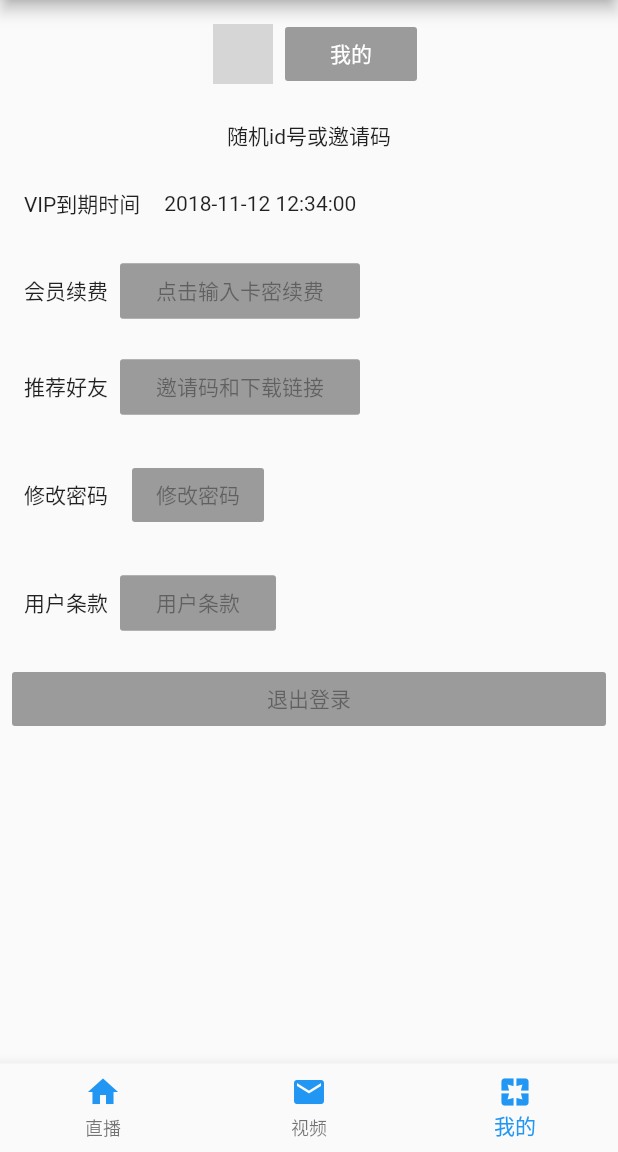
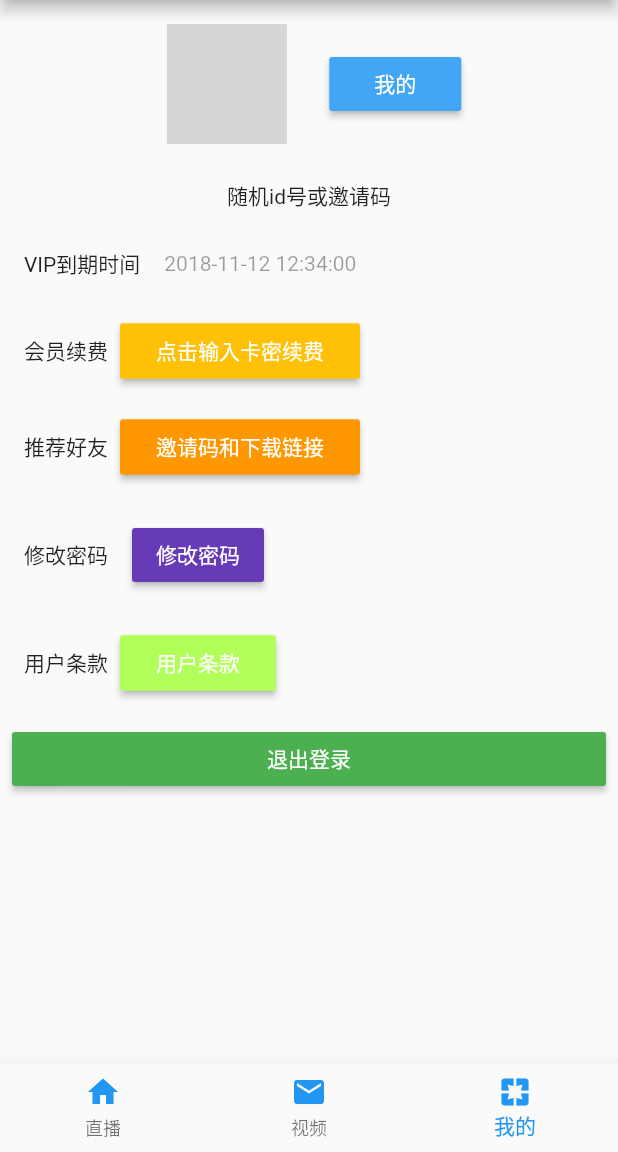
Before and after one commit to Darcula666/flutter_drawer, a Flutter app: the screen it shows after launch, item 3 of the bottom bar chosen, on a phone screen of 412 x 824 dp, the part 84-1236 px from its top. Run offline on Flutter 3.47's test engine with Material 2 defaults, Android fonts, the phone set to English and light mode, and no system bars; our stand-ins replace fluttertoast; missing offline and left inert: flutter_simple_video_player; network calls fail; grey boxes are pictures that could not be loaded.

Commit message:
修改页面效果

```diff
--- a/lib/AlarmsScreen.dart
+++ b/lib/AlarmsScreen.dart
@@ -2,6 +2,7 @@ import 'dart:convert';
 import 'package:http/http.dart' as http;
 import 'package:flutter/material.dart';
 import 'package:flutter/cupertino.dart';
+import 'package:flutter_drawer/EditPasswordScreen.dart';
 
 class AlarmsScreen extends StatefulWidget {
   @override
@@ -25,15 +26,25 @@ class AlarmsScreenState extends State<AlarmsScreen> {
               Padding(
                 padding: const EdgeInsets.all(8.0),
                 child: CircleAvatar(
+                    minRadius: 20.0,
+                    maxRadius: 40.0,
                     backgroundColor: Colors.white10,
                     backgroundImage: NetworkImage(
                         "http://f005.bai.com/data/uploads/2017/0228/15/823ad05883744ecbdc83b2a88ddf1e7c_middle.jpeg")),
               ),
-              new RaisedButton(
-                color: Colors.blue[400],
-                splashColor: Colors.deepOrangeAccent,
-                child:
-                    new Text("我的", style: new TextStyle(color: Colors.white)),
+              Padding(
+                padding: const EdgeInsets.fromLTRB(20.0,8.0,1.0,8.0),
+                child: new RaisedButton(
+                  onPressed: (){
+                    print("我的");
+                  },
+                  color: Colors.blue[400],
+                  splashColor: Colors.blue[700],
+                  child:
+                      new Text(
+                          "我的",
+                          style: new TextStyle(color: Colors.white)),
+                ),
               ),
             ],
           ),
@@ -57,7 +68,12 @@ class AlarmsScreenState extends State<AlarmsScreen> {
               ),
               Padding(
                 padding: const EdgeInsets.all(8.0),
-                child: Text('2018-11-12 12:34:00'),
+                child: Text(
+                    '2018-11-12 12:34:00',
+                 style: new TextStyle(
+                   color: Colors.black38
+                 ),
+                ),
               )
             ],
           ),
@@ -71,10 +87,13 @@ class AlarmsScreenState extends State<AlarmsScreen> {
                 child: Text('会员续费'),
               ),
               new RaisedButton(
-                onPressed: null,
+                onPressed: (){
+                  print('会员续费');
+                },
+                color: Colors.amber,
                 child: Padding(
                   padding: const EdgeInsets.all(8.0),
-                  child: Text('点击输入卡密续费'),
+                  child: Text('点击输入卡密续费',style: new TextStyle(color: Colors.white)),
                 ),
               )
             ],
@@ -89,10 +108,13 @@ class AlarmsScreenState extends State<AlarmsScreen> {
                 child: Text('推荐好友'),
               ),
               new RaisedButton(
-                onPressed: null,
+                onPressed: (){
+                  print('会员续费');
+                },
+                color: Colors.orange,
                 child: Padding(
                   padding: const EdgeInsets.all(8.0),
-                  child: Text('邀请码和下载链接'),
+                  child: Text('邀请码和下载链接',style: new TextStyle(color: Colors.white)),
                 ),
               )
             ],
@@ -109,8 +131,14 @@ class AlarmsScreenState extends State<AlarmsScreen> {
               Padding(
                 padding: const EdgeInsets.all(8.0),
                 child: new RaisedButton(
-                  onPressed: null,
-                  child: Text('修改密码'),
+                  onPressed: (){
+                    Navigator.push(
+                      context,
+                      new MaterialPageRoute(builder: (context) => new EditPasswordScreen()),
+                    );
+                  },
+                  color:Colors.deepPurple,
+                  child: Text('修改密码',style: new TextStyle(color: Colors.white)),
                 ),
               )
             ],
@@ -125,10 +153,13 @@ class AlarmsScreenState extends State<AlarmsScreen> {
                 child: Text('用户条款'),
               ),
               new RaisedButton(
-                onPressed: null,
+                onPressed:(){
+                  print('用户条款');
+                },
+                color: Colors.lightGreenAccent,
                 child: Padding(
                   padding: const EdgeInsets.all(8.0),
-                  child: Text('用户条款'),
+                  child: Text('用户条款',style: new TextStyle(color: Colors.white)),
                 ),
               )
             ],
@@ -137,8 +168,11 @@ class AlarmsScreenState extends State<AlarmsScreen> {
         Padding(
           padding: const EdgeInsets.all(8.0),
           child: new RaisedButton(
-            onPressed: null,
-            child: Text('退出登录'),
+            onPressed: (){
+              print('会员续费');
+            },
+            color: Colors.green,
+            child: Text('退出登录',style: new TextStyle(color: Colors.white)),
           ),
         )
       ],
--- a/lib/main.dart
+++ b/lib/main.dart
@@ -3,6 +3,7 @@ import 'package:flutter_drawer/AlarmsScreen.dart';
 import 'package:flutter_drawer/EmailScreen.dart';
 import 'package:flutter_drawer/AlrplayScreen.dart';
 import 'package:flutter_drawer/HomeScreen.dart';
+import 'package:fluttertoast/fluttertoast.dart';
 
 void main() => runApp(new MyApp());
 
@@ -27,13 +28,16 @@ class MyHomePage extends StatefulWidget {
   _MyHomePageState createState() => new _MyHomePageState();
 }
 
-class _MyHomePageState extends State<MyHomePage> {
+class _MyHomePageState extends State<MyHomePage> with TickerProviderStateMixin {
   int _counter = 0;
   List<Widget> pages = List<Widget>();
-  var _bottomNavigationIndex=0;
-  final _bottomNavigationBarItemColor = Colors.teal;
+  var _bottomNavigationIndex = 0;
   final _bottomNavigationColor = Colors.blue;
   int _currentIndex = 0;
+  Animation<double> tween;
+  AnimationController animationController;
+  CurvedAnimation curved; //曲线动画，动画插值，
+  bool forward = true;
 
   @override
   void initState() {
@@ -42,6 +46,22 @@ class _MyHomePageState extends State<MyHomePage> {
       ..add(EmailScreen())
       ..add(AlarmsScreen())
       ..add(AlrplayScreen());
+
+    animationController = new AnimationController(
+        duration: const Duration(milliseconds: 2000), vsync: this);
+
+    /*创建补间对象*/
+    tween = new Tween(begin: 0.0, end: 1.0)
+        .animate(animationController) //返回Animation对象
+          ..addListener(() {
+            //添加监听
+            setState(() {
+              print(tween.value); //打印补间插值
+            });
+          });
+    curved = new CurvedAnimation(
+        parent: animationController, curve: Curves.bounceOut); //模仿小球自由落体运动轨迹
+    animationController.forward();
   }
 
   void _incrementCounter() {
@@ -53,8 +73,52 @@ class _MyHomePageState extends State<MyHomePage> {
   @override
   Widget build(BuildContext context) {
     var headerText = new Text('header');
-    var header = new DrawerHeader(child: headerText);
-    var children = [header];
+    var header = new DrawerHeader(
+      child: headerText,
+    );
+    var children = [
+      new UserAccountsDrawerHeader(
+        accountName: new Text('百里守约'),
+        accountEmail: new Text('117245692@qq.com'),
+        currentAccountPicture: new CircleAvatar(
+            backgroundImage: NetworkImage(
+                "https://timgsa.baidu.com/timg?image&quality=80&size=b9999_10000&sec=1537183282600&di=1da2b3f743f81ff7ad697725e559533e&imgtype=0&src=http%3A%2F%2Fupload.3367.com%2Fdb%2FPVP%2F59896635ecafc.png")),
+      ),
+      ListTile(
+          onTap: () {
+            Fluttertoast.showToast(
+              msg: "乖宝宝",
+              toastLength: Toast.LENGTH_LONG,
+              bgcolor: "#123456",
+              textcolor: '#ffffff',
+              gravity: ToastGravity.CENTER,
+            );
+          },
+          title: Text('itme1'),
+          leading: new CircleAvatar(
+              backgroundColor: Colors.deepPurple,
+              child: Icon(Icons.camera),
+          )
+      ),
+      ListTile(
+        title: Text(
+          'itme2',
+        ),
+        leading: new CircleAvatar(
+          backgroundColor: Colors.lightGreenAccent,
+          child: Icon(Icons.add_shopping_cart),
+        ),
+      ),
+      ListTile(
+        title: Text(
+          'itme3',
+        ),
+        leading: new CircleAvatar(
+          child: Icon(Icons.favorite),
+          backgroundColor: Colors.orange,
+        ),
+      ),
+    ];
     var listView = new ListView(
       children: children,
     );
@@ -67,7 +131,8 @@ class _MyHomePageState extends State<MyHomePage> {
         title: new Text(widget.title),
       ),
       body: pages[_bottomNavigationIndex],
-      bottomNavigationBar: BottomNavigationBar(items: [
+      bottomNavigationBar: BottomNavigationBar(
+        items: [
           BottomNavigationBarItem(
               icon: Icon(
                 Icons.home,
@@ -97,10 +162,10 @@ class _MyHomePageState extends State<MyHomePage> {
               )),
         ],
         currentIndex: _currentIndex,
-        onTap: (int index){
+        onTap: (int index) {
           setState(() {
             _currentIndex = index;
-          _bottomNavigationIndex=index;
+            _bottomNavigationIndex = index;
           });
         },
       ),
--- a/pubspec.yaml
+++ b/pubspec.yaml
@@ -21,6 +21,7 @@ dependencies:
   cupertino_icons: ^0.1.2
   flutter_redux: ^0.5.2
   flutter_simple_video_player: ^0.0.6
+  fluttertoast: ^2.0.7
 
 dev_dependencies:
   flutter_test:
```
Also changed, not shown: lib/EditPasswordScreen.dart (added, +96 -0 lines), pubspec.lock. Lines whose indentation alone changed are shown as unchanged.
